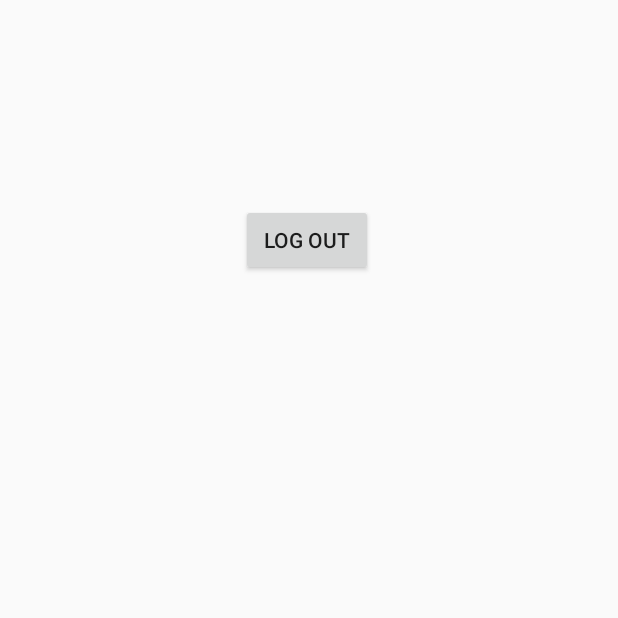
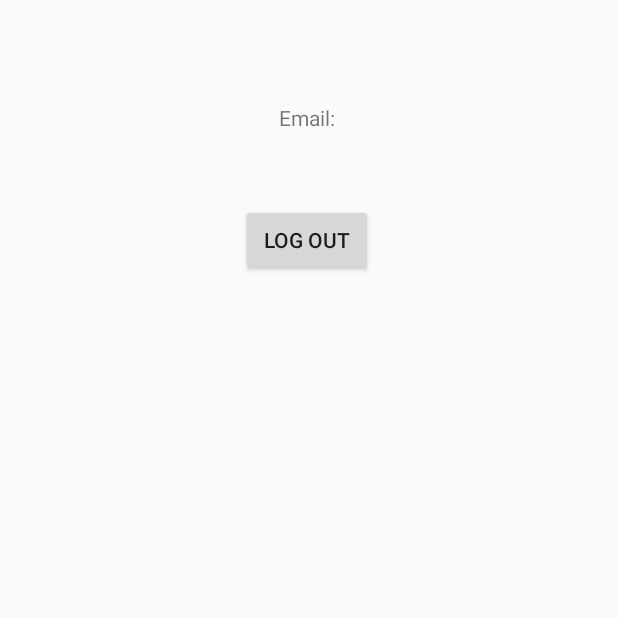
Before and after one commit to markdagraca/PopularMovies, an Android app: the ProfileActivity screen opened directly, with no data from a screen before it, on a phone screen of 412 x 824 dp, the part 550-1168 px from its top. Run offline under Robolectric (Android 15) with nearby library versions, the phone set to English and light mode, and no system bars; our stand-ins replace Firebase (no records; nobody signed in at launch, a user with empty details on screens opened directly), Picasso; pictures from the network do not load.

Commit message:
Updated Profile

```diff
--- a/app/src/main/java/com/example/markd/popularmovies/LoginActivity.java
+++ b/app/src/main/java/com/example/markd/popularmovies/LoginActivity.java
@@ -245,8 +245,8 @@ public class LoginActivity extends AppCompatActivity {
     }
     private void redirecttoMain()
     {
-        Intent mainActivity = new Intent(getApplicationContext(), MainActivity.class);
-        startActivity(mainActivity);
+//        Intent mainActivity = new Intent(getApplicationContext(), MainActivity.class);
+//        startActivity(mainActivity);
     }
     // [END auth_with_google]
 
--- a/app/src/main/java/com/example/markd/popularmovies/MainActivity.java
+++ b/app/src/main/java/com/example/markd/popularmovies/MainActivity.java
@@ -81,6 +81,7 @@ public class MainActivity extends AppCompatActivity {
         TextView name=findViewById(R.id.nameshow);
         Log.d(TAG, "onResume:"+currentUser);
         Log.d(TAG, "onResume:"+User.username);
+        invalidateOptionsMenu();
 
 
         User.getUsername(name);
--- a/app/src/main/java/com/example/markd/popularmovies/ProfileActivity.java
+++ b/app/src/main/java/com/example/markd/popularmovies/ProfileActivity.java
@@ -25,10 +25,13 @@ public class ProfileActivity extends AppCompatActivity {
         FirebaseAuth auth=FirebaseAuth.getInstance();
         if(auth.getCurrentUser()!=null)
         {
+            TextView username=(TextView) findViewById(R.id.profile_username);
             User.setProfileImage((ImageView) findViewById(R.id.profile_image));
-            User.getUsername((TextView) findViewById(R.id.profile_username));
+            User.getUsername(username);
             TextView email=(TextView)findViewById(R.id.profile_email);
-            email.setText(auth.getCurrentUser().getEmail().toString());
+            email.setText("Email: "+auth.getCurrentUser().getEmail().toString());
+            if(username.getText().length()>0)
+            username.setText("Username: "+username.getText());
         }
 
 
@@ -42,9 +45,6 @@ public class ProfileActivity extends AppCompatActivity {
     {
         FirebaseAuth.getInstance().signOut();
         User.logOut();
-
-        Intent mainActivity=new Intent(getApplicationContext(),MainActivity.class);
-        startActivity(mainActivity);
         finish();
     }
 }
--- a/app/src/main/java/com/example/markd/popularmovies/User.java
+++ b/app/src/main/java/com/example/markd/popularmovies/User.java
@@ -161,6 +161,7 @@ public class User {
                     view.setText(username);
 
 
+
                 }
             });
     }
```
